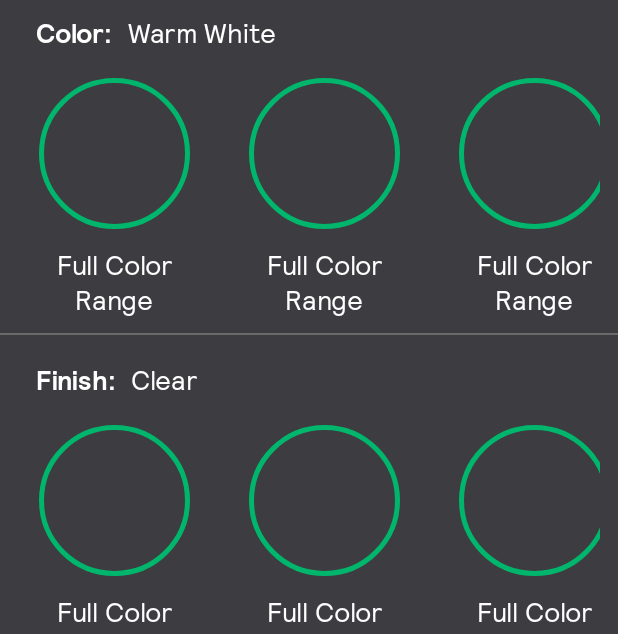
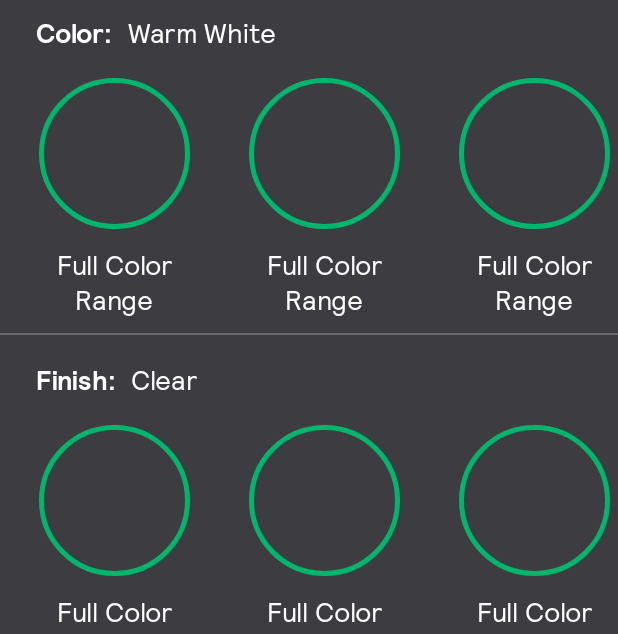
Before and after one commit to gabrielpozo/MyFavouriteMoviesApp, an Android app: the layout layout_filter_dialog.xml on its own in the app's theme, with its tools: preview values and no code run, on a phone screen of 412 x 824 dp. Shown: the part 194-828 px from the top of the screen. Run offline under Robolectric (Android 15) with nearby library versions, the phone set to English and light mode, and no system bars.

Commit message:
[ADD] remove margin end - adding padding clip to false

```diff
--- a/app/src/main/res/layout/layout_filter_dialog.xml
+++ b/app/src/main/res/layout/layout_filter_dialog.xml
@@ -110,7 +110,8 @@
         android:layout_marginTop="12dp"
         android:orientation="horizontal"
         android:layout_marginStart="12dp"
-        android:layout_marginEnd="12dp"
+        android:paddingEnd="12dp"
+        android:clipToPadding="false"
         app:layoutManager="androidx.recyclerview.widget.LinearLayoutManager"
         tools:listitem="@layout/item_card_filter_unselected">
 
@@ -169,7 +170,8 @@
         android:layout_height="wrap_content"
         android:orientation="horizontal"
         android:layout_marginStart="12dp"
-        android:layout_marginEnd="12dp"
+        android:paddingEnd="12dp"
+        android:clipToPadding="false"
         app:layoutManager="androidx.recyclerview.widget.LinearLayoutManager"
         tools:listitem="@layout/item_card_filter_unselected">
 
```
